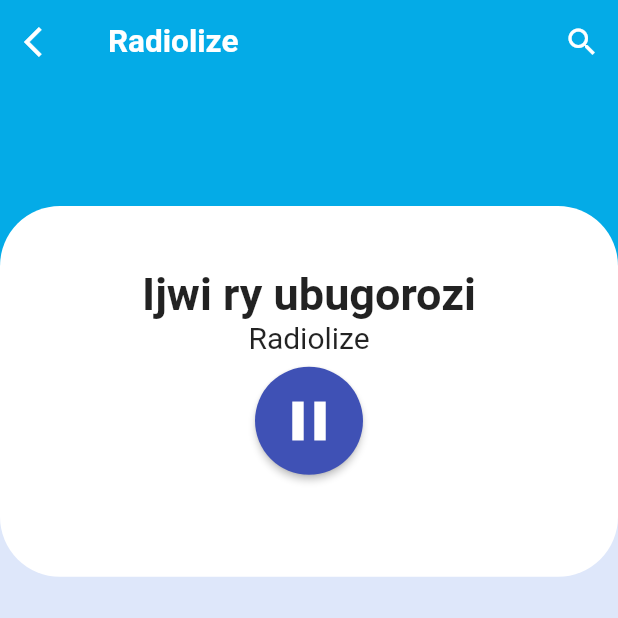
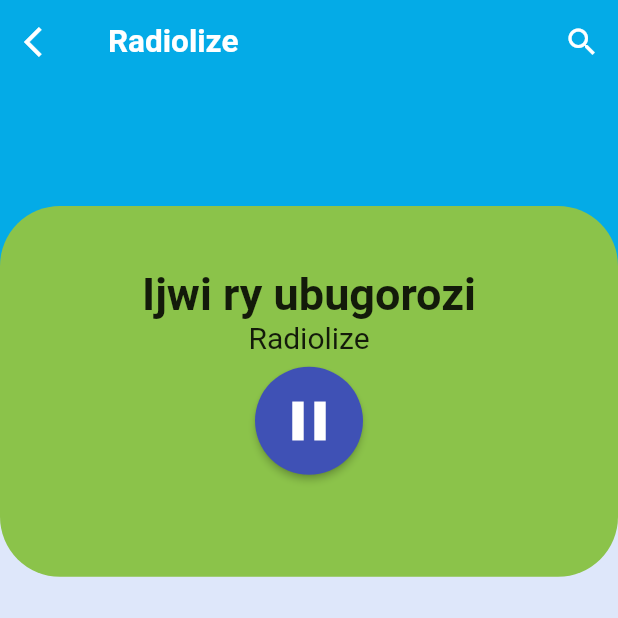
Before and after one commit to AJAkimana/ivugurura-app, a Flutter app: the RadiolizePage screen opened directly, on a phone screen of 412 x 824 dp, the top half of it. Run offline on Flutter 3.47's test engine with Material 2 defaults, Android fonts, the phone set to English and light mode, and no system bars; our stand-ins replace assets_audio_player, audioplayers, dio, flutter_html, flutter_neumorphic, flutter_redux and 7 more; missing offline and left inert: animator, skeleton_loader, truncate; accounts and stored records are empty; Roboto replaces fonts that are missing (Avenir).

Commit message:
REfactor audio player

```diff
--- a/lib/pages/audio_player_page.dart
+++ b/lib/pages/audio_player_page.dart
@@ -1,8 +1,6 @@
 import 'package:flutter/material.dart';
 import 'package:ivugurura_app/core/data/repository.dart';
-// import 'package:ivugurura_app/pages/music_player_page.dart';
 import 'package:ivugurura_app/widget/audio_list_view.dart';
-// import 'package:ivugurura_app/widget/player_widget.dart';
 import 'package:provider/provider.dart';
 
 class AudioPlayerPage extends StatefulWidget{
@@ -13,9 +11,6 @@
 class _AudioPlayerPageState extends State<AudioPlayerPage>{
   @override
   Widget build(BuildContext context) {
-     double height = MediaQuery.of(context).size.height;
-     double topHeight = height * 0.4;
-
      return AudioListView(repository: Provider.of<Repository>(context));
   }
 }
--- a/lib/pages/radiolize_page.dart
+++ b/lib/pages/radiolize_page.dart
@@ -66,7 +66,7 @@
             height: screenHeight * 0.3,
             child: Container(
               decoration: BoxDecoration(
-                  borderRadius: BorderRadius.circular(40), color: Colors.white),
+                  borderRadius: BorderRadius.circular(40), color: Colors.lightGreen),
               child: Column(
                 children: <Widget>[
                   SizedBox(height: screenHeight * 0.05),
--- a/lib/widget/audio_player_widget.dart
+++ b/lib/widget/audio_player_widget.dart
@@ -1,6 +1,7 @@
 import 'package:assets_audio_player/assets_audio_player.dart';
 import 'package:flutter/material.dart';
 import 'package:ivugurura_app/core/extensions/duration_media_extension.dart';
+import 'package:ivugurura_app/core/utils/constants.dart';
 
 class AudioPlayerWidget extends StatefulWidget {
   final String mediaUrl;
@@ -18,9 +19,13 @@
 
   @override
   Widget build(BuildContext context) {
+    if (widget.mediaUrl == '' || widget.mediaUrl == AUDIO_PATH){
+      return Center(child: Text('Loading,...'));
+    }
     return AudioWidget.network(
       url: widget.mediaUrl,
       play: _play,
+      initialPosition: const Duration(),
       onReadyToPlay: (total) {
         setState(() {
           _currentPosition = widget.isRadio
```
